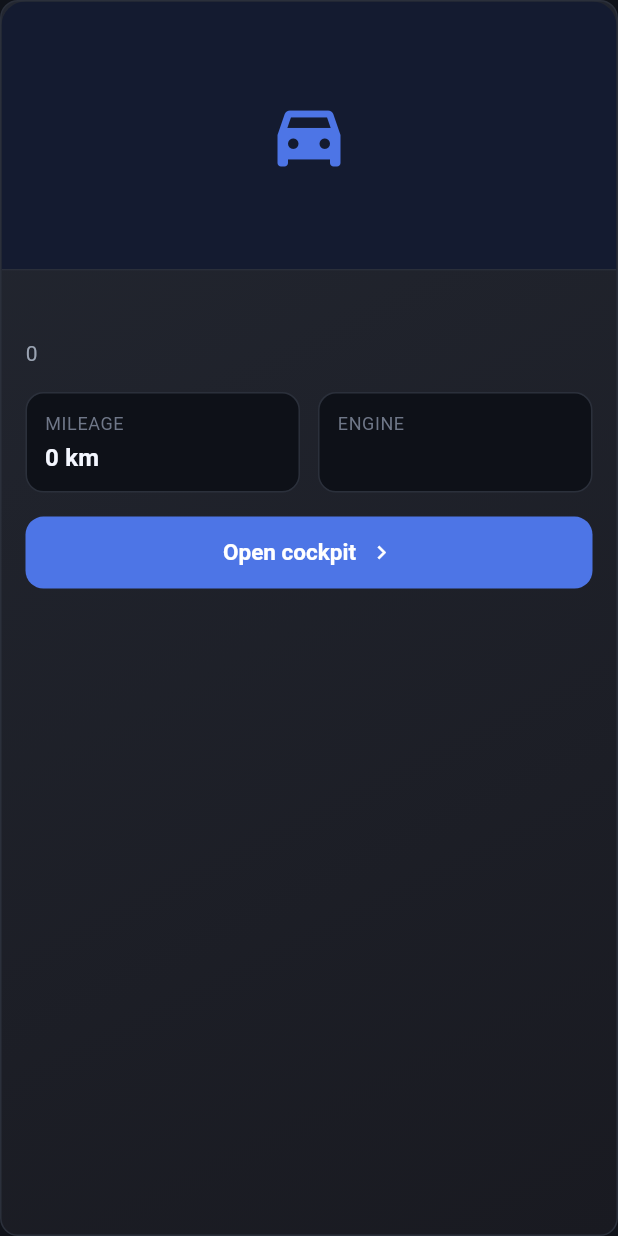
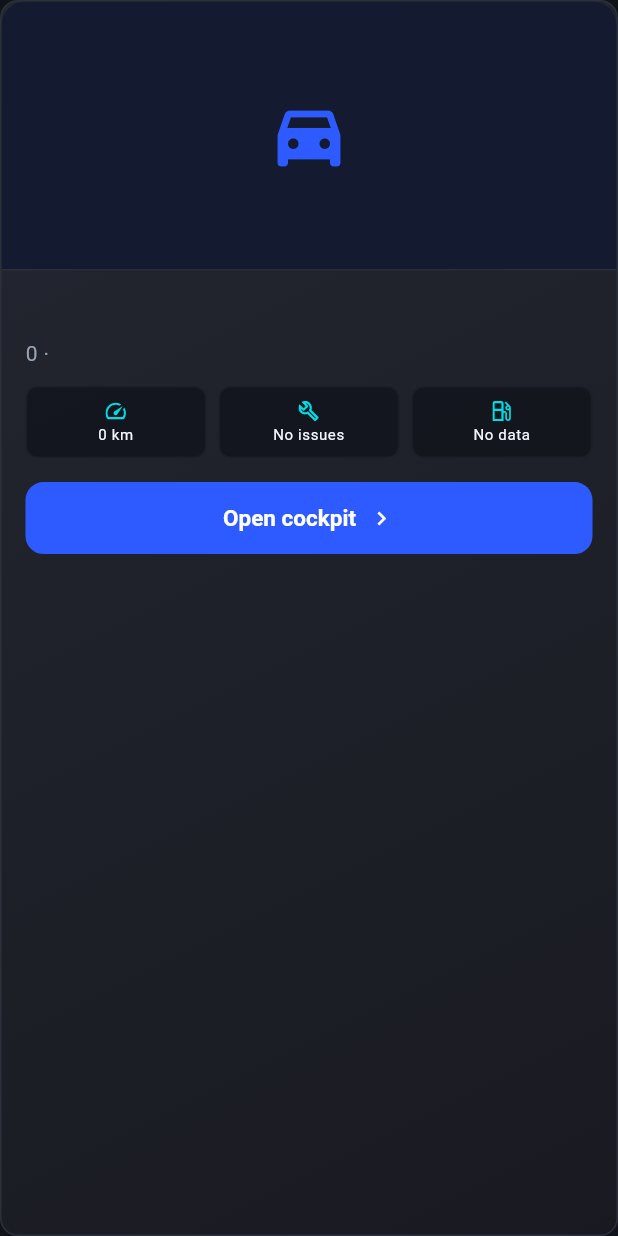
Before and after one commit to my-talking-shaha/my-talking-shaha, a Flutter app: the VehicleGarageCard widget shown alone on an empty page, opened directly with empty values, on a phone screen of 412 x 824 dp. Run offline on Flutter 3.47's test engine with Material 3 defaults, Android fonts, the light colour scheme and no system bars; our stand-ins replace flutter_riverpod, flutter_svg, go_router.

Commit message:
fix: add icons to vehicle color

```diff
--- a/frontend/lib/app/theme/app_theme.dart
+++ b/frontend/lib/app/theme/app_theme.dart
@@ -215,7 +215,7 @@ abstract final class AppColors {
   static const border = Color(0xFF2B303B);
   static const divider = Color(0xFF252A33);
 
-  static const primary = Color(0xFF4D75E6);
+  static const primary = Color(0xFF2E5BFF);
   static const primaryPressed = Color(0xFF3F63C9);
   static const primarySoft = Color(0xFF141B30);
 
--- a/frontend/lib/features/garage/presentation/widgets/vehicle_garage_card.dart
+++ b/frontend/lib/features/garage/presentation/widgets/vehicle_garage_card.dart
@@ -1,4 +1,5 @@
 import 'package:flutter/material.dart';
+import 'package:flutter_svg/flutter_svg.dart';
 import 'package:frontend/app/theme/app_theme.dart';
 import 'package:frontend/features/garage/domain/entities/vehicle.dart';
 
@@ -16,10 +17,9 @@ final class VehicleGarageCard extends StatelessWidget {
 
   @override
   Widget build(BuildContext context) {
-    final subtitle = [
-      vehicle.year.toString(),
-      if (vehicle.color != null && vehicle.color!.isNotEmpty) vehicle.color!,
-    ].join(' · ');
+    final subtitle = vehicle.color == null || vehicle.color!.isEmpty
+        ? '${vehicle.year} · ${vehicle.engineType}'
+        : '${vehicle.year} · ${vehicle.color} · ${vehicle.engineType}';
 
     return Material(
       color: Colors.transparent,
@@ -66,21 +66,33 @@ final class VehicleGarageCard extends StatelessWidget {
                         ),
                       ],
                     ),
-                    const SizedBox(height: AppSpacing.lg),
+                    const SizedBox(height: AppSpacing.md),
                     Row(
                       children: [
                         Expanded(
-                          child: _Metric(
+                          child: _MetricTile(
+                            iconPath: 'assets/icons/garage/mileage.svg',
                             label: 'MILEAGE',
                             value:
                                 '${_formatMileage(vehicle.currentMileageKm)} km',
                           ),
                         ),
-                        const SizedBox(width: AppSpacing.md),
+                        const SizedBox(width: AppSpacing.sm),
                         Expanded(
-                          child: _Metric(
-                            label: 'ENGINE',
-                            value: vehicle.engineType,
+                          child: _MetricTile(
+                            iconPath: 'assets/icons/garage/repair.svg',
+                            label: 'SERVICE',
+                            value: vehicle.activeWarningsCount > 0
+                                ? '${vehicle.activeWarningsCount} warnings'
+                                : 'No issues',
+                          ),
+                        ),
+                        const SizedBox(width: AppSpacing.sm),
+                        const Expanded(
+                          child: _MetricTile(
+                            iconPath: 'assets/icons/garage/refuel.svg',
+                            label: 'FUEL',
+                            value: 'No data',
                           ),
                         ),
                       ],
@@ -140,33 +152,50 @@ final class _VehicleImage extends StatelessWidget {
   }
 }
 
-final class _Metric extends StatelessWidget {
-  const _Metric({required this.label, required this.value});
+final class _MetricTile extends StatelessWidget {
+  const _MetricTile({
+    required this.iconPath,
+    required this.label,
+    required this.value,
+  });
 
+  final String iconPath;
   final String label;
   final String value;
 
   @override
   Widget build(BuildContext context) {
-    return Container(
-      padding: const EdgeInsets.all(AppSpacing.md),
+    return Semantics(
+      label: '$label $value',
+      child: Container(
+        height: 48,
+        padding: const EdgeInsets.symmetric(
+          horizontal: AppSpacing.sm,
+          vertical: AppSpacing.xs,
+        ),
         decoration: BoxDecoration(
-        color: AppColors.backgroundDark,
-        borderRadius: BorderRadius.circular(AppRadius.md),
-        border: Border.all(color: AppColors.border),
+          color: AppColors.backgroundDark.withValues(alpha: 0.7),
+          borderRadius: BorderRadius.circular(AppRadius.sm),
+          border: Border.all(color: AppColors.border.withValues(alpha: 0.32)),
         ),
         child: Column(
-        crossAxisAlignment: CrossAxisAlignment.start,
+          mainAxisAlignment: MainAxisAlignment.center,
           children: [
-          Text(label, style: Theme.of(context).textTheme.bodySmall),
-          const SizedBox(height: AppSpacing.xs),
+            SvgPicture.asset(iconPath, width: 14, height: 14),
+            const SizedBox(height: 3),
             Text(
               value,
               maxLines: 1,
+              textAlign: TextAlign.center,
               overflow: TextOverflow.ellipsis,
-            style: Theme.of(context).textTheme.titleMedium,
+              style: Theme.of(context).textTheme.bodySmall?.copyWith(
+                color: AppColors.textPrimary,
+                fontSize: 10,
+                height: 1.1,
+              ),
             ),
           ],
+        ),
       ),
     );
   }
--- a/frontend/pubspec.yaml
+++ b/frontend/pubspec.yaml
@@ -27,3 +27,4 @@ flutter:
   assets:
   - assets/images/
   - assets/icons/
+  - assets/icons/garage/
```
Lines whose indentation alone changed are shown as unchanged.
